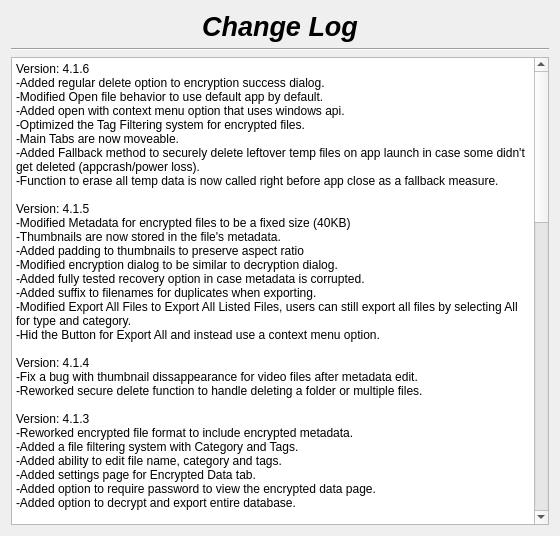
This is changelog.ui in therealMaPMaKeR/MMDiary as Qt 5 draws it before an edit. The edited form follows.
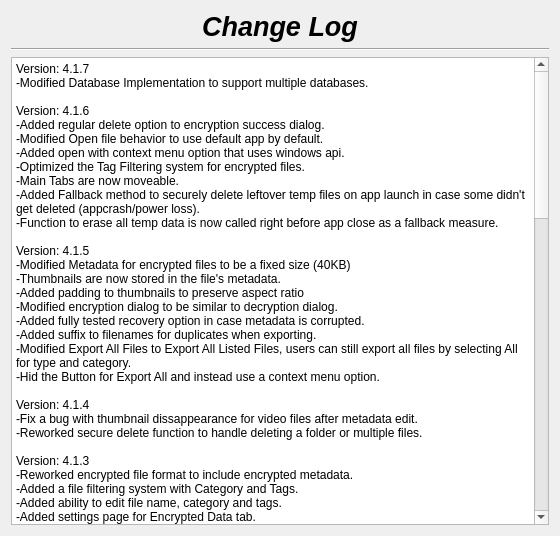
This is the edited form.

Commit message: seperation of auth and settings databases

```diff
--- a/changelog.ui
+++ b/changelog.ui
@@ -55,6 +55,8 @@
 li.unchecked::marker { content: &quot;\2610&quot;; }
 li.checked::marker { content: &quot;\2612&quot;; }
 &lt;/style&gt;&lt;/head&gt;&lt;body style=&quot; font-family:'Segoe UI'; font-size:9pt; font-weight:400; font-style:normal;&quot;&gt;
+&lt;p style=&quot; margin-top:0px; margin-bottom:0px; margin-left:0px; margin-right:0px; -qt-block-indent:0; text-indent:0px;&quot;&gt;Version: 4.1.7&lt;br /&gt;-Modified Database Implementation to support multiple databases.&lt;/p&gt;
+&lt;p style=&quot;-qt-paragraph-type:empty; margin-top:0px; margin-bottom:0px; margin-left:0px; margin-right:0px; -qt-block-indent:0; text-indent:0px;&quot;&gt;&lt;br /&gt;&lt;/p&gt;
 &lt;p style=&quot; margin-top:0px; margin-bottom:0px; margin-left:0px; margin-right:0px; -qt-block-indent:0; text-indent:0px;&quot;&gt;Version: 4.1.6&lt;br /&gt;-Added regular delete option to encryption success dialog.&lt;br /&gt;-Modified Open file behavior to use default app by default.&lt;br /&gt;-Added open with context menu option that uses windows api.&lt;/p&gt;
 &lt;p style=&quot; margin-top:0px; margin-bottom:0px; margin-left:0px; margin-right:0px; -qt-block-indent:0; text-indent:0px;&quot;&gt;-Optimized the Tag Filtering system for encrypted files.&lt;/p&gt;
 &lt;p style=&quot; margin-top:0px; margin-bottom:0px; margin-left:0px; margin-right:0px; -qt-block-indent:0; text-indent:0px;&quot;&gt;-Main Tabs are now moveable.&lt;/p&gt;
```
The commit also changes 13 other files.
